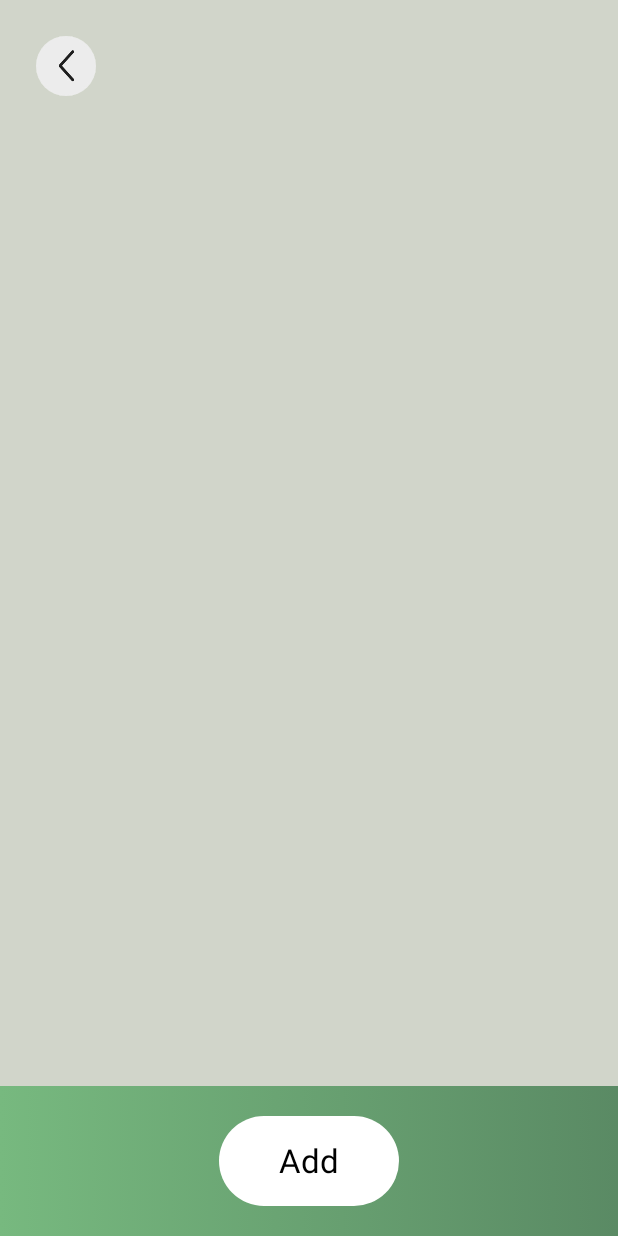
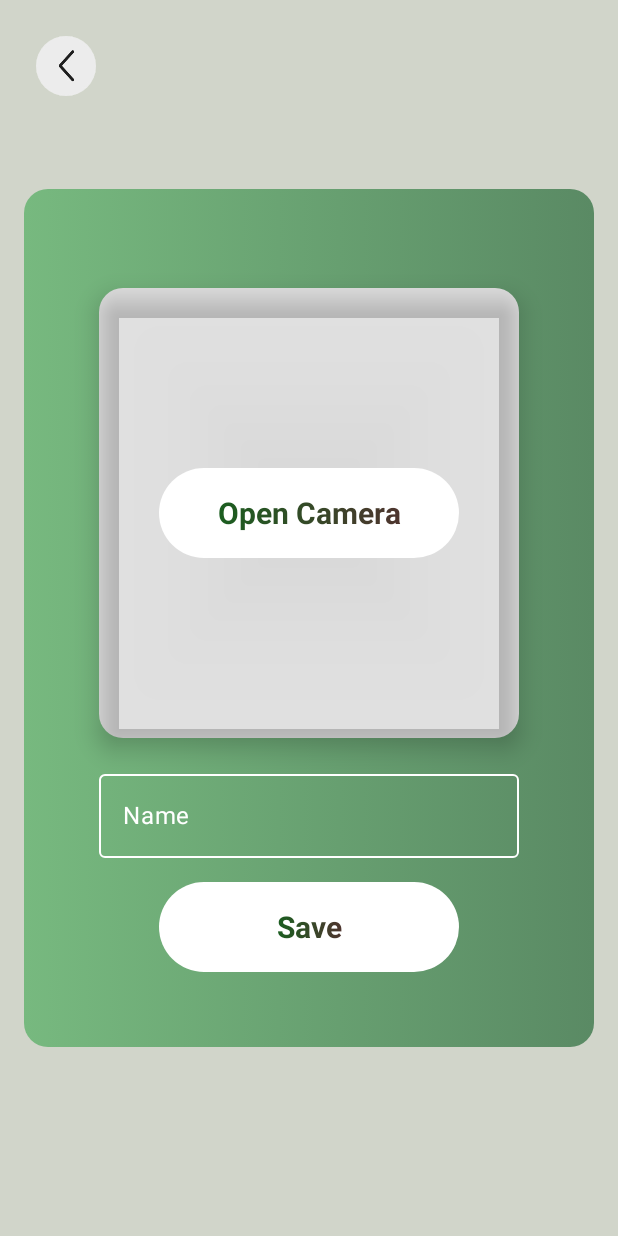
Before and after one commit to EugenI17/GreenSpace, an Android app built with Jetpack Compose: the ViewHomeScreen screen opened through its navigation route, after a tap on "Add", on a phone screen of 412 x 824 dp. Run offline under Robolectric (Android 15) with nearby library versions, the phone set to English and light mode, and no system bars.

Commit message:
Created 'CameraPage'

```diff
--- /dev/null
+++ b/app/src/main/java/ro/upt/greenspace/CameraPage.kt
@@ -0,0 +1,169 @@
+import android.app.Activity
+import android.content.Intent
+import android.graphics.Bitmap
+import android.provider.MediaStore
+import androidx.activity.compose.rememberLauncherForActivityResult
+import androidx.activity.result.contract.ActivityResultContracts
+import androidx.compose.foundation.Image
+import androidx.compose.foundation.background
+import androidx.compose.foundation.layout.*
+import androidx.compose.foundation.shape.RoundedCornerShape
+import androidx.compose.material3.Button
+import androidx.compose.material3.ButtonDefaults
+import androidx.compose.material3.IconButton
+import androidx.compose.material3.OutlinedTextField
+import androidx.compose.material3.OutlinedTextFieldDefaults
+import androidx.compose.material3.Text
+import androidx.compose.runtime.*
+import androidx.compose.ui.Alignment
+import androidx.compose.ui.Modifier
+import androidx.compose.ui.draw.shadow
+import androidx.compose.ui.graphics.Brush
+import androidx.compose.ui.graphics.Color
+import androidx.compose.ui.graphics.asImageBitmap
+import androidx.compose.ui.res.painterResource
+import androidx.compose.ui.text.TextStyle
+import androidx.compose.ui.text.font.FontWeight
+import androidx.compose.ui.text.input.TextFieldValue
+import androidx.compose.ui.unit.dp
+import androidx.compose.ui.unit.sp
+import ro.upt.greenspace.R
+
+@Composable
+fun CameraPage(navController: androidx.navigation.NavHostController) {
+  var photoBitmap by remember { mutableStateOf<Bitmap?>(null) }
+  var name by remember { mutableStateOf(TextFieldValue("")) } // Input for name
+
+  // Camera launcher
+  val launcher = rememberLauncherForActivityResult(ActivityResultContracts.StartActivityForResult()) { result ->
+    if (result.resultCode == Activity.RESULT_OK) {
+      val photo = result.data?.extras?.get("data") as Bitmap?
+      photoBitmap = photo
+    }
+  }
+
+  Box(
+    modifier = Modifier
+      .fillMaxSize()
+      .background(Color(0xFFd1d5ca)),
+    contentAlignment = Alignment.Center
+  ) {
+    IconButton(
+      onClick = { navController.navigateUp() },
+      modifier = Modifier
+        .padding(20.dp)
+        .align(Alignment.TopStart)
+    ) {
+      Image(
+        painter = painterResource(id = R.drawable.arrow),
+        contentDescription = "Back"
+      )
+    }
+
+    Column(
+      modifier = Modifier
+        .padding(horizontal = 16.dp)
+        .background(
+          brush = Brush.horizontalGradient(
+            colors = listOf(
+              Color(0xFF77B97F),
+              Color(0xFF5A8A64)
+            )
+          ),
+          shape = RoundedCornerShape(16.dp)
+        )
+        .padding(50.dp),
+      horizontalAlignment = Alignment.CenterHorizontally
+    ) {
+      Spacer(modifier = Modifier.height(16.dp))
+
+      // Photo Box with Open Camera Button
+      Box(
+        modifier = Modifier
+          .size(300.dp)
+          .background(Color(0xFFe0e0e0), RoundedCornerShape(16.dp))
+          .shadow(10.dp, RoundedCornerShape(16.dp)),
+        contentAlignment = Alignment.Center
+      ) {
+        if (photoBitmap != null) {
+          // Display captured photo
+          Image(
+            bitmap = photoBitmap!!.asImageBitmap(),
+            contentDescription = "Captured Photo",
+            modifier = Modifier.fillMaxSize()
+          )
+        } else {
+          // Open Camera Button inside the Box
+          Button(
+            onClick = {
+              val cameraIntent = Intent(MediaStore.ACTION_IMAGE_CAPTURE)
+              launcher.launch(cameraIntent)
+            },
+            colors = ButtonDefaults.buttonColors(containerColor = Color.White),
+            modifier = Modifier
+              .height(60.dp)
+              .width(200.dp)
+          ) {
+            Text(
+              text = "Open Camera",
+              style = TextStyle(
+                fontSize = 20.sp,
+                fontWeight = FontWeight.Bold,
+                brush = Brush.horizontalGradient(
+                  colors = listOf(
+                    Color(0xFF1B5E20),
+                    Color(0xFF4E342E)
+                  )
+                )
+              )
+            )
+          }
+        }
+      }
+
+      Spacer(modifier = Modifier.height(16.dp))
+
+      // Input field for name
+      OutlinedTextField(
+        value = name,
+        onValueChange = { name = it },
+        label = { Text("Name", color = Color.White) },
+        modifier = Modifier
+          .fillMaxWidth()
+          .padding(bottom = 16.dp),
+        colors = OutlinedTextFieldDefaults.colors(
+          focusedTextColor = Color.White,
+          unfocusedTextColor = Color.White,
+          focusedBorderColor = Color.White,
+          unfocusedBorderColor = Color.White,
+          focusedLabelColor = Color.White,
+          unfocusedLabelColor = Color.White
+        )
+      )
+
+      Button(
+        onClick = {
+          // Add functionality for saving the photo and name here
+        },
+        colors = ButtonDefaults.buttonColors(containerColor = Color.White),
+        modifier = Modifier
+          .height(60.dp)
+          .width(200.dp)
+      ) {
+        Text(
+          text = "Save",
+          style = TextStyle(
+            fontSize = 20.sp,
+            fontWeight = FontWeight.Bold,
+            brush = Brush.horizontalGradient(
+              colors = listOf(
+                Color(0xFF1B5E20),
+                Color(0xFF4E342E)
+              )
+            )
+          )
+        )
+      }
+    }
+  }
+}
--- a/app/src/main/java/ro/upt/greenspace/MainActivity.kt
+++ b/app/src/main/java/ro/upt/greenspace/MainActivity.kt
@@ -1,5 +1,6 @@
 package ro.upt.greenspace
 
+import CameraPage
 import android.content.Intent
 import android.net.Uri
 import android.os.Bundle
@@ -51,6 +52,7 @@ class MainActivity : ComponentActivity() {
             composable("addHome") { AddHomeScreen(navController) }
             composable("viewHomes") { ViewHomesScreen(navController) }
             composable("viewHome") { ViewHomeScreen(navController) }
+            composable("cameraPage") { CameraPage(navController) }
           }
         }
       }
--- a/app/src/main/java/ro/upt/greenspace/ViewHome.kt
+++ b/app/src/main/java/ro/upt/greenspace/ViewHome.kt
@@ -16,6 +16,7 @@ import androidx.compose.ui.unit.dp
 import androidx.compose.ui.unit.sp
 import androidx.compose.material3.Button
 import androidx.compose.material3.ButtonDefaults
+import androidx.compose.ui.text.font.FontWeight
 
 @Composable
 fun ViewHomeScreen(navController: androidx.navigation.NavHostController) {
@@ -62,7 +63,9 @@ fun ViewHomeScreen(navController: androidx.navigation.NavHostController) {
         contentAlignment = Alignment.Center
       ) {
         Button(
-          onClick = { /* Handle Add Button Click */ },
+          onClick = {
+            navController.navigate("cameraPage")
+          },
           colors = ButtonDefaults.buttonColors(containerColor = Color.White),
           modifier = Modifier
             .height(60.dp)
@@ -71,8 +74,14 @@ fun ViewHomeScreen(navController: androidx.navigation.NavHostController) {
           Text(
             text = "Add",
             style = TextStyle(
-              fontSize = 22.sp,
-              color = Color.Black
+              fontSize = 20.sp,
+              fontWeight = FontWeight.Bold,
+              brush = Brush.horizontalGradient(
+                colors = listOf(
+                  Color(0xFF1B5E20),
+                  Color(0xFF4E342E)
+                )
+              )
             )
           )
         }
```
